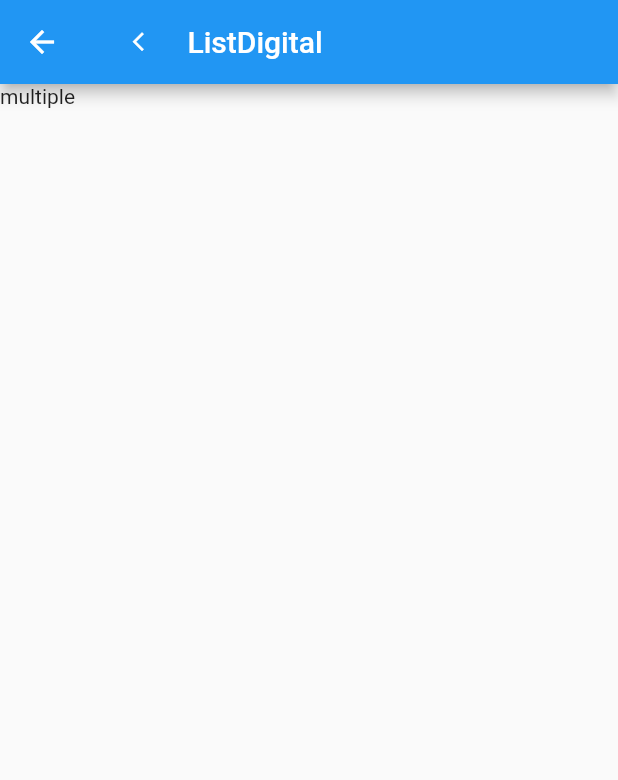
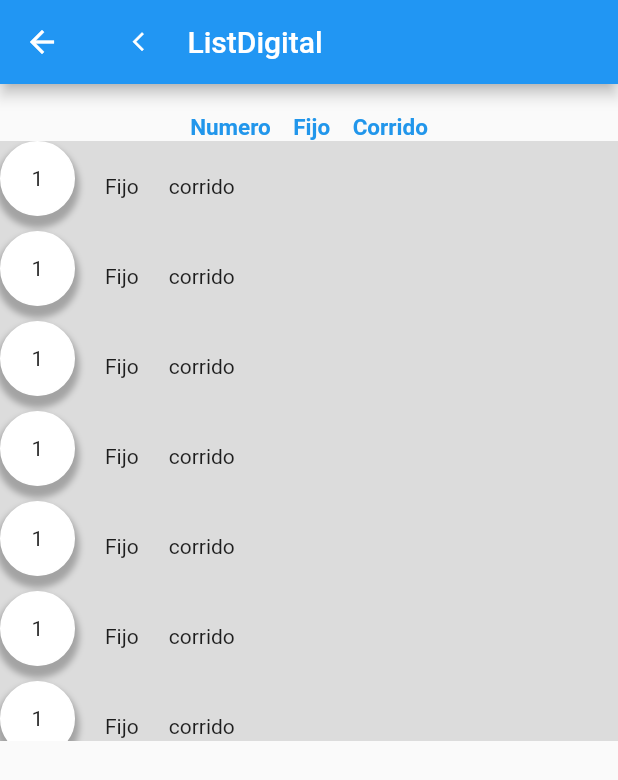
Before and after one commit to cjhd92/juguemos, a Flutter app: the Multiple screen opened by its route, on a phone screen of 412 x 824 dp. Shown: the top 780 px of the screen. Run offline on Flutter 3.47's test engine with Material 2 defaults, Android fonts, the phone set to English and light mode, and no system bars; our stand-ins replace get; missing offline and left inert: dart:ffi.

Commit message:
sube parl y jdimples bien

```diff
--- a/lib/pages/bola_page.dart
+++ b/lib/pages/bola_page.dart
@@ -545,7 +545,10 @@ class _BolaState extends State<Bola> {
                       /*   print("numero añadido ${number}");
                       print("fijo añadido ${fijo}");
                       print("corrrido añadido ${corrido}"); */
-                      control.setIdemPk(idem_pk + control.idem_pk.length);
+                      control.id_pk.value++;
+
+                      control.setIdemPks(control.id_pk.value);
+
                       control.setnumber(number);
                       control.setfijo(fijo);
                       control.setcorrido(corrido);
--- a/lib/pages/multiple_page.dart
+++ b/lib/pages/multiple_page.dart
@@ -5,17 +5,18 @@ class Multiple extends StatefulWidget {
 
   static final String routeName = "multiple";
 
-  String data = "";
-  String fijo = "";
-  String corrido = "";
-
-  bool selecN = false;
-  bool selecF = false;
-  bool selecC = false;
-
   @override
   State<Multiple> createState() => _MultipleState();
 }
+
+String data = "";
+String fijo = "";
+String corrido = "";
+
+bool selecN = false;
+bool selecF = false;
+bool selecC = false;
+List<bool> selecCandado = List<bool>.filled(20, false);
 
 class _MultipleState extends State<Multiple> {
   @override
@@ -39,9 +40,92 @@ class _MultipleState extends State<Multiple> {
         ),
       ),
       body: Container(
+          width: double.infinity,
+          height: double.infinity,
           child: Column(
-        children: [Text("multiple")],
-      )),
+            children: <Widget>[
+              SizedBox(height: 20),
+              Row(
+                mainAxisAlignment: MainAxisAlignment.center,
+                children: [
+                  _texto("Numero"),
+                  SizedBox(width: 15.0),
+                  _texto("Fijo"),
+                  SizedBox(width: 15.0),
+                  _texto("Corrido"),
+                ],
+              ),
+              Container(
+                  color: Colors.black12,
+                  height: 400,
+                  width: double.infinity,
+                  child: ListView.builder(
+                    itemCount: 40,
+                    itemBuilder: (BuildContext context, int index) {
+                      return Row(
+                        children: <Widget>[
+                          inputCircularNumber(index),
+                          SizedBox(width: 20),
+                          Text("Fijo"),
+                          SizedBox(width: 20),
+                          Text("corrido"),
+                        ],
+                      );
+                    },
+                  )),
+            ],
+          )),
+    );
+  }
+
+  Widget _texto(String text) {
+    return Text(
+      text,
+      style: TextStyle(
+          fontWeight: FontWeight.bold,
+          fontSize: 15.0,
+          color: Color.fromARGB(
+            255,
+            33,
+            150,
+            235,
+          )),
+    );
+  }
+
+  Widget inputCircularNumber(int index) {
+    return GestureDetector(
+      onTap: () {
+        selecN = true;
+        selecF = false;
+        selecC = false;
+
+        setState(() {});
+      },
+      child: Container(
+          margin: EdgeInsets.only(bottom: 10),
+          width: 50,
+          height: 50,
+          decoration: BoxDecoration(
+              color: Colors.white,
+              shape: BoxShape.circle,
+              border: Border.all(
+                color: selecN == true ? Colors.blue : Colors.white,
+              ),
+              boxShadow: <BoxShadow>[
+                BoxShadow(
+                    color: Colors.black26,
+                    blurRadius: 3.0,
+                    offset: Offset(0.0, 5.0),
+                    spreadRadius: 3.0)
+              ]),
+          child: Column(
+            mainAxisAlignment: MainAxisAlignment.center,
+            crossAxisAlignment: CrossAxisAlignment.center,
+            children: [
+              Text("1"),
+            ],
+          )),
     );
   }
 }
--- a/lib/pages/noEnv_page.dart
+++ b/lib/pages/noEnv_page.dart
@@ -309,10 +309,10 @@ class _NoEnvState extends State<NoEnv> {
     print("sube...");
 
     SubirLista().fijo_corrido(
-        control.idem_pk, control.number, control.fijo, control.corrido);
+        control.idem_pks, control.number, control.fijo, control.corrido);
 
     SubirLista().subir_parle(
-        control.idem_pk, control.betP, control.numberP1, control.numberP2);
+        control.idem_pkp, control.betP, control.numberP1, control.numberP2);
   }
 
   Widget _combinarJugada(int index) {
--- a/lib/pages/parle_page.dart
+++ b/lib/pages/parle_page.dart
@@ -493,7 +493,10 @@ class _ParleState extends State<Parle> {
                 ? () {
                     setState(() {
                       control.setSelecJugada("p");
-                      control.setIdemPk(idem_pk + control.idem_pk.length);
+
+                      control.id_pk.value++;
+                      control.setIdemPkp(control.id_pk.value);
+
                       control.setParle(number1, number2, jugada);
                       _reset();
                     });
```
Also changed, not shown: lib/provider/get_rule_provider.dart (+1 -1 lines), lib/provider/provider_data.dart (+9 -3 lines), lib/provider/subir_lista.dart (+6 -4 lines).
